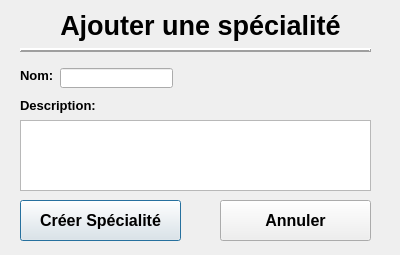
Before: the Qt Designer form UI/Creer_Specialite.ui in LePerron/Application-gestion-employes-projet-session-2023, drawn with Qt 5.
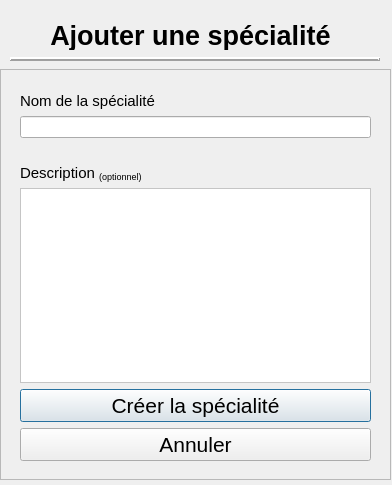
After: the same form once the commit is applied.

Diff of the .ui file:
```diff
--- a/UI/Creer_Specialite.ui
+++ b/UI/Creer_Specialite.ui
@@ -6,61 +6,594 @@
    <rect>
     <x>0</x>
     <y>0</y>
-    <width>400</width>
-    <height>255</height>
+    <width>392</width>
+    <height>485</height>
    </rect>
   </property>
   <property name="windowTitle">
    <string>Dialog</string>
   </property>
-  <widget class="QPushButton" name="pushButtonCreerSpecialote">
+  <widget class="QFrame" name="frame">
    <property name="geometry">
     <rect>
-     <x>20</x>
-     <y>200</y>
-     <width>161</width>
-     <height>41</height>
+     <x>0</x>
+     <y>69</y>
+     <width>391</width>
+     <height>411</height>
     </rect>
    </property>
-   <property name="font">
-    <font>
-     <pointsize>12</pointsize>
-     <weight>75</weight>
-     <italic>false</italic>
-     <bold>true</bold>
-    </font>
+   <property name="frameShape">
+    <enum>QFrame::StyledPanel</enum>
    </property>
-   <property name="text">
-    <string>Créer Spécialité</string>
+   <property name="frameShadow">
+    <enum>QFrame::Raised</enum>
    </property>
+   <widget class="QWidget" name="layoutWidget">
+    <property name="geometry">
+     <rect>
+      <x>20</x>
+      <y>23</y>
+      <width>351</width>
+      <height>369</height>
+     </rect>
+    </property>
+    <layout class="QVBoxLayout" name="verticalLayout_8">
+     <item>
+      <widget class="QLabel" name="labelNom">
+       <property name="font">
+        <font>
+         <pointsize>11</pointsize>
+         <weight>50</weight>
+         <bold>false</bold>
+         <kerning>true</kerning>
+        </font>
+       </property>
+       <property name="text">
+        <string>Nom de la spécialité</string>
+       </property>
+      </widget>
+     </item>
+     <item>
+      <layout class="QVBoxLayout" name="verticalLayout">
+       <item>
+        <widget class="QLineEdit" name="lineEditNom">
+         <property name="autoFillBackground">
+          <bool>false</bool>
+         </property>
+         <property name="frame">
+          <bool>true</bool>
+         </property>
+         <property name="clearButtonEnabled">
+          <bool>false</bool>
+         </property>
+        </widget>
+       </item>
+       <item>
+        <widget class="QLabel" name="labelErreurNom">
+         <property name="text">
+          <string/>
+         </property>
+        </widget>
+       </item>
+      </layout>
+     </item>
+     <item>
+      <widget class="QLabel" name="labelDescription">
+       <property name="sizePolicy">
+        <sizepolicy hsizetype="Preferred" vsizetype="Fixed">
+         <horstretch>0</horstretch>
+         <verstretch>0</verstretch>
+        </sizepolicy>
+       </property>
+       <property name="font">
+        <font>
+         <pointsize>11</pointsize>
+         <weight>50</weight>
+         <bold>false</bold>
+        </font>
+       </property>
+       <property name="text">
+        <string>&lt;html&gt;&lt;head/&gt;&lt;body&gt;&lt;p&gt;Description &lt;span style=&quot; vertical-align:sub;&quot;&gt;(optionnel)&lt;/span&gt;&lt;/p&gt;&lt;/body&gt;&lt;/html&gt;</string>
+       </property>
+      </widget>
+     </item>
+     <item>
+      <layout class="QVBoxLayout" name="verticalLayout_5">
+       <item>
+        <widget class="QTextEdit" name="textEditDescription">
+         <property name="sizePolicy">
+          <sizepolicy hsizetype="Expanding" vsizetype="MinimumExpanding">
+           <horstretch>0</horstretch>
+           <verstretch>0</verstretch>
+          </sizepolicy>
+         </property>
+         <property name="palette">
+          <palette>
+           <active>
+            <colorrole role="WindowText">
+             <brush brushstyle="SolidPattern">
+              <color alpha="255">
+               <red>0</red>
+               <green>0</green>
+               <blue>0</blue>
+              </color>
+             </brush>
+            </colorrole>
+            <colorrole role="Button">
+             <brush brushstyle="SolidPattern">
+              <color alpha="255">
+               <red>255</red>
+               <green>255</green>
+               <blue>255</blue>
+              </color>
+             </brush>
+            </colorrole>
+            <colorrole role="Light">
+             <brush brushstyle="SolidPattern">
+              <color alpha="255">
+               <red>255</red>
+               <green>255</green>
+               <blue>255</blue>
+              </color>
+             </brush>
+            </colorrole>
+            <colorrole role="Midlight">
+             <brush brushstyle="SolidPattern">
+              <color alpha="255">
+               <red>255</red>
+               <green>255</green>
+               <blue>255</blue>
+              </color>
+             </brush>
+            </colorrole>
+            <colorrole role="Dark">
+             <brush brushstyle="SolidPattern">
+              <color alpha="255">
+               <red>127</red>
+               <green>127</green>
+               <blue>127</blue>
+              </color>
+             </brush>
+            </colorrole>
+            <colorrole role="Mid">
+             <brush brushstyle="SolidPattern">
+              <color alpha="255">
+               <red>170</red>
+               <green>170</green>
+               <blue>170</blue>
+              </color>
+             </brush>
+            </colorrole>
+            <colorrole role="Text">
+             <brush brushstyle="SolidPattern">
+              <color alpha="255">
+               <red>0</red>
+               <green>0</green>
+               <blue>0</blue>
+              </color>
+             </brush>
+            </colorrole>
+            <colorrole role="BrightText">
+             <brush brushstyle="SolidPattern">
+              <color alpha="255">
+               <red>255</red>
+               <green>255</green>
+               <blue>255</blue>
+              </color>
+             </brush>
+            </colorrole>
+            <colorrole role="ButtonText">
+             <brush brushstyle="SolidPattern">
+              <color alpha="255">
+               <red>0</red>
+               <green>0</green>
+               <blue>0</blue>
+              </color>
+             </brush>
+            </colorrole>
+            <colorrole role="Base">
+             <brush brushstyle="SolidPattern">
+              <color alpha="255">
+               <red>255</red>
+               <green>255</green>
+               <blue>255</blue>
+              </color>
+             </brush>
+            </colorrole>
+            <colorrole role="Window">
+             <brush brushstyle="SolidPattern">
+              <color alpha="255">
+               <red>255</red>
+               <green>255</green>
+               <blue>255</blue>
+              </color>
+             </brush>
+            </colorrole>
+            <colorrole role="Shadow">
+             <brush brushstyle="SolidPattern">
+              <color alpha="255">
+               <red>0</red>
+               <green>0</green>
+               <blue>0</blue>
+              </color>
+             </brush>
+            </colorrole>
+            <colorrole role="AlternateBase">
+             <brush brushstyle="SolidPattern">
+              <color alpha="255">
+               <red>255</red>
+               <green>255</green>
+               <blue>255</blue>
+              </color>
+             </brush>
+            </colorrole>
+            <colorrole role="ToolTipBase">
+             <brush brushstyle="SolidPattern">
+              <color alpha="255">
+               <red>255</red>
+               <green>255</green>
+               <blue>220</blue>
+              </color>
+             </brush>
+            </colorrole>
+            <colorrole role="ToolTipText">
+             <brush brushstyle="SolidPattern">
+              <color alpha="255">
+               <red>0</red>
+               <green>0</green>
+               <blue>0</blue>
+              </color>
+             </brush>
+            </colorrole>
+           </active>
+           <inactive>
+            <colorrole role="WindowText">
+             <brush brushstyle="SolidPattern">
+              <color alpha="255">
+               <red>0</red>
+               <green>0</green>
+               <blue>0</blue>
+              </color>
+             </brush>
+            </colorrole>
+            <colorrole role="Button">
+             <brush brushstyle="SolidPattern">
+              <color alpha="255">
+               <red>255</red>
+               <green>255</green>
+               <blue>255</blue>
+              </color>
+             </brush>
+            </colorrole>
+            <colorrole role="Light">
+             <brush brushstyle="SolidPattern">
+              <color alpha="255">
+               <red>255</red>
+               <green>255</green>
+               <blue>255</blue>
+              </color>
+             </brush>
+            </colorrole>
+            <colorrole role="Midlight">
+             <brush brushstyle="SolidPattern">
+              <color alpha="255">
+               <red>255</red>
+               <green>255</green>
+               <blue>255</blue>
+              </color>
+             </brush>
+            </colorrole>
+            <colorrole role="Dark">
+             <brush brushstyle="SolidPattern">
+              <color alpha="255">
+               <red>127</red>
+               <green>127</green>
+               <blue>127</blue>
+              </color>
+             </brush>
+            </colorrole>
+            <colorrole role="Mid">
+             <brush brushstyle="SolidPattern">
+              <color alpha="255">
+               <red>170</red>
+               <green>170</green>
+               <blue>170</blue>
+              </color>
+             </brush>
+            </colorrole>
+            <colorrole role="Text">
+             <brush brushstyle="SolidPattern">
+              <color alpha="255">
+               <red>0</red>
+               <green>0</green>
+               <blue>0</blue>
+              </color>
+             </brush>
+            </colorrole>
+            <colorrole role="BrightText">
+             <brush brushstyle="SolidPattern">
+              <color alpha="255">
+               <red>255</red>
+               <green>255</green>
+               <blue>255</blue>
+              </color>
+             </brush>
+            </colorrole>
+            <colorrole role="ButtonText">
+             <brush brushstyle="SolidPattern">
+              <color alpha="255">
+               <red>0</red>
+               <green>0</green>
+               <blue>0</blue>
+              </color>
+             </brush>
+            </colorrole>
+            <colorrole role="Base">
+             <brush brushstyle="SolidPattern">
+              <color alpha="255">
+               <red>255</red>
+               <green>255</green>
+               <blue>255</blue>
+              </color>
+             </brush>
+            </colorrole>
+            <colorrole role="Window">
+             <brush brushstyle="SolidPattern">
+              <color alpha="255">
+               <red>255</red>
+               <green>255</green>
+               <blue>255</blue>
+              </color>
+             </brush>
+            </colorrole>
+            <colorrole role="Shadow">
+             <brush brushstyle="SolidPattern">
+              <color alpha="255">
+               <red>0</red>
+               <green>0</green>
+               <blue>0</blue>
+              </color>
+             </brush>
+            </colorrole>
+            <colorrole role="AlternateBase">
+             <brush brushstyle="SolidPattern">
+              <color alpha="255">
+               <red>255</red>
+               <green>255</green>
+               <blue>255</blue>
+              </color>
+             </brush>
+            </colorrole>
+            <colorrole role="ToolTipBase">
+             <brush brushstyle="SolidPattern">
+              <color alpha="255">
+               <red>255</red>
+               <green>255</green>
+               <blue>220</blue>
+              </color>
+             </brush>
+            </colorrole>
+            <colorrole role="ToolTipText">
+             <brush brushstyle="SolidPattern">
+              <color alpha="255">
+               <red>0</red>
+               <green>0</green>
+               <blue>0</blue>
+              </color>
+             </brush>
+            </colorrole>
+           </inactive>
+           <disabled>
+            <colorrole role="WindowText">
+             <brush brushstyle="SolidPattern">
+              <color alpha="255">
+               <red>127</red>
+               <green>127</green>
+               <blue>127</blue>
+              </color>
+             </brush>
+            </colorrole>
+            <colorrole role="Button">
+             <brush brushstyle="SolidPattern">
+              <color alpha="255">
+               <red>255</red>
+               <green>255</green>
+               <blue>255</blue>
+              </color>
+             </brush>
+            </colorrole>
+            <colorrole role="Light">
+             <brush brushstyle="SolidPattern">
+              <color alpha="255">
+               <red>255</red>
+               <green>255</green>
+               <blue>255</blue>
+              </color>
+             </brush>
+            </colorrole>
+            <colorrole role="Midlight">
+             <brush brushstyle="SolidPattern">
+              <color alpha="255">
+               <red>255</red>
+               <green>255</green>
+               <blue>255</blue>
+              </color>
+             </brush>
+            </colorrole>
+            <colorrole role="Dark">
+             <brush brushstyle="SolidPattern">
+              <color alpha="255">
+               <red>127</red>
+               <green>127</green>
+               <blue>127</blue>
+              </color>
+             </brush>
+            </colorrole>
+            <colorrole role="Mid">
+             <brush brushstyle="SolidPattern">
+              <color alpha="255">
+               <red>170</red>
+               <green>170</green>
+               <blue>170</blue>
+              </color>
+             </brush>
+            </colorrole>
+            <colorrole role="Text">
+             <brush brushstyle="SolidPattern">
+              <color alpha="255">
+               <red>127</red>
+               <green>127</green>
+               <blue>127</blue>
+              </color>
+             </brush>
+            </colorrole>
+            <colorrole role="BrightText">
+             <brush brushstyle="SolidPattern">
+              <color alpha="255">
+               <red>255</red>
+               <green>255</green>
+               <blue>255</blue>
+              </color>
+             </brush>
+            </colorrole>
+            <colorrole role="ButtonText">
+             <brush brushstyle="SolidPattern">
+              <color alpha="255">
+               <red>127</red>
+               <green>127</green>
+               <blue>127</blue>
+              </color>
+             </brush>
+            </colorrole>
+            <colorrole role="Base">
+             <brush brushstyle="SolidPattern">
+              <color alpha="255">
+               <red>255</red>
+               <green>255</green>
+               <blue>255</blue>
+              </color>
+             </brush>
+            </colorrole>
+            <colorrole role="Window">
+             <brush brushstyle="SolidPattern">
+              <color alpha="255">
+               <red>255</red>
+               <green>255</green>
+               <blue>255</blue>
+              </color>
+             </brush>
+            </colorrole>
+            <colorrole role="Shadow">
+             <brush brushstyle="SolidPattern">
+              <color alpha="255">
+               <red>0</red>
+               <green>0</green>
+               <blue>0</blue>
+              </color>
+             </brush>
+            </colorrole>
+            <colorrole role="AlternateBase">
+             <brush brushstyle="SolidPattern">
+              <color alpha="255">
+               <red>255</red>
+               <green>255</green>
+               <blue>255</blue>
+              </color>
+             </brush>
+            </colorrole>
+            <colorrole role="ToolTipBase">
+             <brush brushstyle="SolidPattern">
+              <color alpha="255">
+               <red>255</red>
+               <green>255</green>
+               <blue>220</blue>
+              </color>
+             </brush>
+            </colorrole>
+            <colorrole role="ToolTipText">
+             <brush brushstyle="SolidPattern">
+              <color alpha="255">
+               <red>0</red>
+               <green>0</green>
+               <blue>0</blue>
+              </color>
+             </brush>
+            </colorrole>
+           </disabled>
+          </palette>
+         </property>
+         <property name="font">
+          <font>
+           <weight>50</weight>
+           <bold>false</bold>
+          </font>
+         </property>
+        </widget>
+       </item>
+      </layout>
+     </item>
+     <item>
+      <widget class="QPushButton" name="pushButtonAjouterSpecialite">
+       <property name="font">
+        <font>
+         <pointsize>16</pointsize>
+         <weight>50</weight>
+         <italic>false</italic>
+         <bold>false</bold>
+        </font>
+       </property>
+       <property name="text">
+        <string>Créer la spécialité</string>
+       </property>
+      </widget>
+     </item>
+     <item>
+      <widget class="QPushButton" name="pushButtonAnnuler">
+       <property name="font">
+        <font>
+         <pointsize>16</pointsize>
+         <weight>50</weight>
+         <italic>false</italic>
+         <bold>false</bold>
+        </font>
+       </property>
+       <property name="text">
+        <string>Annuler</string>
+       </property>
+      </widget>
+     </item>
+    </layout>
+   </widget>
   </widget>
-  <widget class="QLabel" name="labelNom">
-   <property name="geometry">
-    <rect>
-     <x>20</x>
-     <y>60</y>
-     <width>40</width>
-     <height>31</height>
-    </rect>
-   </property>
-   <property name="font">
-    <font>
-     <pointsize>10</pointsize>
-     <weight>75</weight>
-     <bold>true</bold>
-    </font>
-   </property>
-   <property name="text">
-    <string>Nom:</string>
-   </property>
-  </widget>
-  <widget class="QLabel" name="labelTitreAjouterSpecialite">
+  <widget class="Line" name="line">
    <property name="geometry">
     <rect>
      <x>10</x>
-     <y>10</y>
+     <y>49</y>
+     <width>370</width>
+     <height>21</height>
+    </rect>
+   </property>
+   <property name="frameShadow">
+    <enum>QFrame::Raised</enum>
+   </property>
+   <property name="lineWidth">
+    <number>2</number>
+   </property>
+   <property name="midLineWidth">
+    <number>0</number>
+   </property>
+   <property name="orientation">
+    <enum>Qt::Horizontal</enum>
+   </property>
+  </widget>
+  <widget class="QLabel" name="labelTitreAjouterSpecialite">
+   <property name="geometry">
+    <rect>
+     <x>0</x>
+     <y>20</y>
      <width>381</width>
-     <height>31</height>
+     <height>30</height>
     </rect>
    </property>
    <property name="font">
@@ -84,102 +617,6 @@
     <set>Qt::AlignCenter</set>
    </property>
   </widget>
-  <widget class="Line" name="line">
-   <property name="geometry">
-    <rect>
-     <x>20</x>
-     <y>40</y>
-     <width>351</width>
-     <height>21</height>
-    </rect>
-   </property>
-   <property name="frameShadow">
-    <enum>QFrame::Raised</enum>
-   </property>
-   <property name="lineWidth">
-    <number>2</number>
-   </property>
-   <property name="midLineWidth">
-    <number>0</number>
-   </property>
-   <property name="orientation">
-    <enum>Qt::Horizontal</enum>
-   </property>
-  </widget>
-  <widget class="QPushButton" name="pushButtonAnnuler">
-   <property name="geometry">
-    <rect>
-     <x>220</x>
-     <y>200</y>
-     <width>151</width>
-     <height>41</height>
-    </rect>
-   </property>
-   <property name="font">
-    <font>
-     <pointsize>12</pointsize>
-     <weight>75</weight>
-     <italic>false</italic>
-     <bold>true</bold>
-    </font>
-   </property>
-   <property name="text">
-    <string>Annuler</string>
-   </property>
-  </widget>
-  <widget class="QLineEdit" name="lineEditNom">
-   <property name="geometry">
-    <rect>
-     <x>60</x>
-     <y>68</y>
-     <width>113</width>
-     <height>20</height>
-    </rect>
-   </property>
-  </widget>
-  <widget class="QLabel" name="labelErreurNom">
-   <property name="geometry">
-    <rect>
-     <x>190</x>
-     <y>70</y>
-     <width>121</width>
-     <height>16</height>
-    </rect>
-   </property>
-   <property name="text">
-    <string/>
-   </property>
-  </widget>
-  <widget class="QLabel" name="labelDescription">
-   <property name="geometry">
-    <rect>
-     <x>20</x>
-     <y>90</y>
-     <width>91</width>
-     <height>31</height>
-    </rect>
-   </property>
-   <property name="font">
-    <font>
-     <pointsize>10</pointsize>
-     <weight>75</weight>
-     <bold>true</bold>
-    </font>
-   </property>
-   <property name="text">
-    <string>Description:</string>
-   </property>
-  </widget>
-  <widget class="QTextEdit" name="textEditDescription">
-   <property name="geometry">
-    <rect>
-     <x>20</x>
-     <y>120</y>
-     <width>351</width>
-     <height>71</height>
-    </rect>
-   </property>
-  </widget>
  </widget>
  <resources/>
  <connections/>
```
